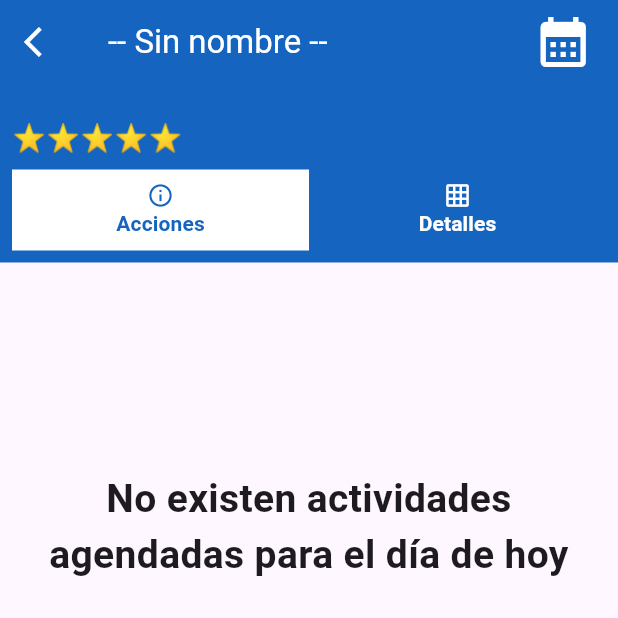
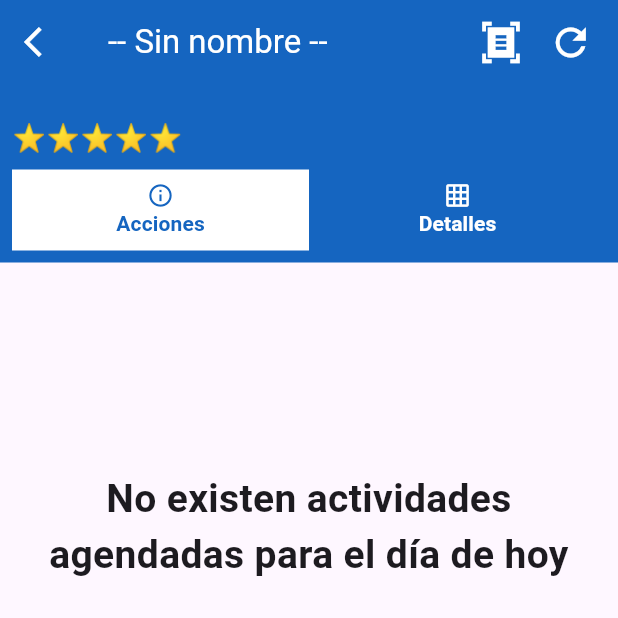
Before and after one commit to AngelValdiviezoEkSoft/crm_app_ekuasoft, a Flutter app: the PlanificacionActividadesConActividadScreen screen opened by its route, on a phone screen of 412 x 824 dp, the top half of it. Run offline on Flutter 3.47's test engine with Material 3 defaults, Android fonts, the phone set to English and light mode, and no system bars; drawn by our look-alikes of auto_size_text; our stand-ins replace animate_do, avatar_glow, bloc, calendar_date_picker2, connectivity_plus, custom_refresh_indicator and 28 more; missing offline and left inert: ai_barcode_scanner, cron, device_imei, google_polyline_algorithm, one_clock, secure_application; accounts and stored records are empty; key blocks and very long unbroken strings in the code were emptied for the run.

Commit message:
agrego botón de actualización de lista de actividades

```diff
--- a/crm_ekuasoft_app/lib/ui/screens/actividades/planificacion_actividades_con_act_screen.dart
+++ b/crm_ekuasoft_app/lib/ui/screens/actividades/planificacion_actividades_con_act_screen.dart
@@ -91,8 +91,14 @@ class PlanActivState extends State<PlanificacionActividadesConActividadScreen> {
         lstActividadesDiariasByProspecto = objRspFinal.activities.data;
       }
 
+      if(lstActividadesDiariasByProspecto.isNotEmpty){
+        for(int i = 0; i < lstActividadesDiariasByProspecto.length; i++){
+          lstActividadesDiariasByProspecto[i].cerrado = false;
+        }
+      }
+
       setState(() {
-        //_mensaje = "¡Datos recibidos!";
+
       });
 
     } catch (_) {
@@ -596,9 +602,29 @@ class PlanActivState extends State<PlanificacionActividadesConActividadScreen> {
                             });
                       },
                       child: const Icon(
-                        Icons.calendar_month,
+                        Icons.document_scanner_sharp,
                         color: Colors.white,
-                        size: 40,
+                        size: 30,
+                      )
+                    ),
+                  SizedBox(
+                    width: size.width * 0.04,
+                  ),
+                  GestureDetector(
+                      onTap: () async {
+                        //ignore:use_build_context_synchronously
+                        context.pop();
+
+                        //ignore:use_build_context_synchronously
+                        context.pop();
+
+                        //ignore:use_build_context_synchronously
+                        context.push(objRutasGen.rutaPlanActivConActiv);
+                      },
+                      child: const Icon(
+                        Icons.refresh,
+                        color: Colors.white,
+                        size: 30,
                       )
                     ),
                   SizedBox(
--- a/crm_ekuasoft_app/lib/ui/screens/home_screen.dart
+++ b/crm_ekuasoft_app/lib/ui/screens/home_screen.dart
@@ -23,6 +23,7 @@ String numeroIdentificacion = '';
 final FeatureApp objFeaturesNotificaciones = FeatureApp();
 bool permiteConsulta = false;
 bool permiteGestion = false;
+String userNameLogin = '';
 
 class HomeScreen extends StatefulWidget {
 
@@ -252,6 +253,8 @@ class HomeScreenState extends State<HomeScreen> {
                             //print('Test: $rspLogin');
                             final jsonLog = json.decode(rspLogin);
                             nameUserLbl = jsonLog["result"]["partner_display_name"];
+                            userNameLogin = jsonLog["result"]["username"];
+
                             emailUserLbl = jsonLog["result"]["email"] ?? '';
 
                             //ignore: use_build_context_synchronously
--- a/crm_ekuasoft_app/lib/ui/screens/perfil/frm_change_password_screen.dart
+++ b/crm_ekuasoft_app/lib/ui/screens/perfil/frm_change_password_screen.dart
@@ -677,8 +677,9 @@ class FrmChangePasswordScreenState extends State<FrmChangePasswordScreen> {
                               var objLogDecode = json.decode(objLog);
 
                               int uidTmp = objLogDecode['result']['uid'];
+                              userNameLogin = objLogDecode["result"]["username"];
 
-                              CambioClaveResponseModel? objCambClave = await AuthService().cambioDeClave(passwordActController.text, _passwordController.text, uidTmp, nameUserLbl);
+                              CambioClaveResponseModel? objCambClave = await AuthService().cambioDeClave(passwordActController.text, _passwordController.text, uidTmp, userNameLogin);
 
                               //ignore:use_build_context_synchronously
                               Navigator.of(context).pop();
@@ -693,6 +694,7 @@ class FrmChangePasswordScreenState extends State<FrmChangePasswordScreen> {
                                       actions: [
                                         TextButton(
                                           onPressed: () {
+                                            Navigator.of(context).pop();
                                             Navigator.of(context).pop();
                                           },
                                           child: Text('Aceptar', style: TextStyle(color: Colors.blue[200]),),
```
